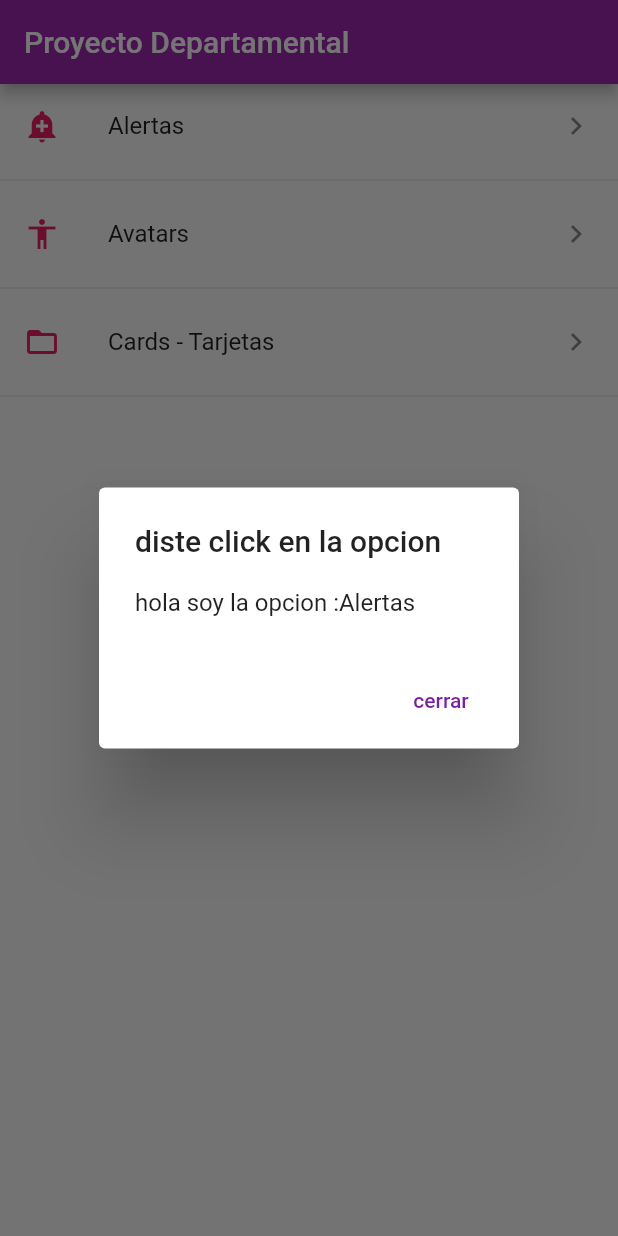
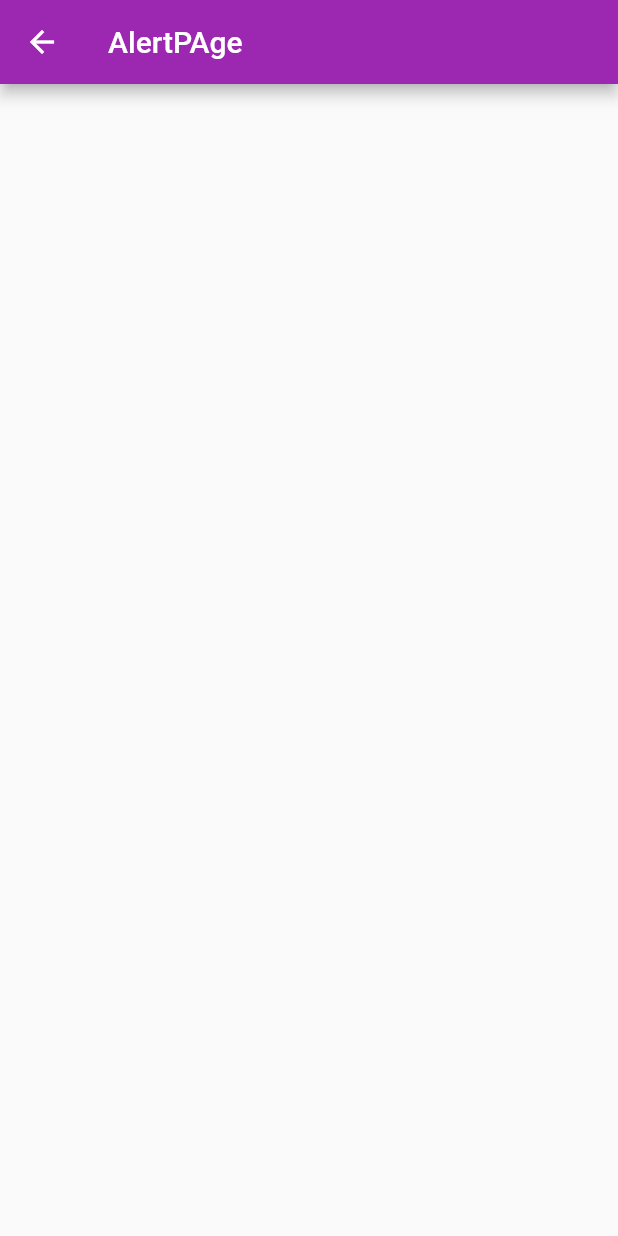
Before and after one commit to jenniferjimenez14/Aplicaciones-Moviles, a Flutter app: the screen it shows after launch, after a tap on "Alertas", on a phone screen of 412 x 824 dp. Run offline on Flutter 3.47's test engine with Material 2 defaults, Android fonts, the phone set to English and light mode, and no system bars; missing offline and left inert: dart:html.

Commit message:
Jennifer Elissete Jimenez Vera

```diff
--- /dev/null
+++ b/lib/alert_page.dart
@@ -0,0 +1,14 @@
+import 'dart:html';
+
+import 'package:flutter/material.dart';
+
+class AlertPage extends StatelessWidget {
+  @override
+  Widget build(BuildContext context) {
+    return Scaffold(
+      appBar: AppBar(
+        title: Text('AlertPAge'),
+      ),
+    );
+  }
+}
--- /dev/null
+++ b/lib/avatar_page.dart
@@ -0,0 +1,10 @@
+import 'package:flutter/material.dart';
+
+class AvatarPage extends StatelessWidget {
+  @override
+  Widget build(BuildContext context) {
+    return Scaffold(
+      appBar: AppBar(title: Text('AvatarPage')),
+    );
+  }
+}
--- /dev/null
+++ b/lib/cards_page.dart
@@ -0,0 +1,12 @@
+import 'dart:html';
+
+import 'package:flutter/material.dart';
+
+class CardsPage extends StatelessWidget {
+  @override
+  Widget build(BuildContext context) {
+    return Scaffold(
+      appBar: AppBar(title: Text('Cardspage')),
+    );
+  }
+}
--- a/lib/icono_string_util.dart
+++ b/lib/icono_string_util.dart
@@ -7,5 +7,5 @@ final _icons = <String, IconData>{
 };
 
 Icon getIcon(String nombreIcono) {
-  return Icon(_icons[nombreIcono], color: Colors.pink);
+  return Icon(_icons[nombreIcono], color: Colors.purple);
 }
--- a/lib/main.dart
+++ b/lib/main.dart
@@ -1,6 +1,9 @@
 import 'package:flutter/material.dart';
 import 'package:proyecto_aplicaciones_moviles/icono_string_util.dart';
 import 'package:proyecto_aplicaciones_moviles/provider_menu.dart';
+import 'package:proyecto_aplicaciones_moviles/alert_page.dart';
+import 'package:proyecto_aplicaciones_moviles/avatar_page.dart';
+import 'package:proyecto_aplicaciones_moviles/cards_page.dart';
 
 void main() => runApp(MyApp());
 
@@ -23,7 +26,7 @@ class MyHomePage extends StatelessWidget {
   Widget build(BuildContext context) {
     return Scaffold(
       appBar: AppBar(
-        title: Text("Proyecto Departamental"),
+        title: Text("Proyecto"),
       ),
       body: _lista(context),
     );
@@ -48,37 +51,26 @@ class MyHomePage extends StatelessWidget {
         leading: getIcon(opt['icon']),
         trailing: Icon(Icons.keyboard_arrow_right_outlined),
         onTap: () {
-          showDialog(
-            context: context,
-            builder: (BuildContext context) =>
-                _buildPopUpDialog(context, opt['texto']),
-          );
+          //showDialog(
+          //context: context,
+          //builder: (BuildContext context) =>
+          //  _buildPopUpDialog(context, opt['texto']),
+          if (opt['ruta'] == 'alert') {
+            final route = MaterialPageRoute(builder: (context) => AlertPage());
+            Navigator.push(context, route);
+          } else if (opt['ruta'] == 'avatar') {
+            final route = MaterialPageRoute(builder: (context) => AvatarPage());
+            Navigator.push(context, route);
+          } else if (opt['ruta'] == 'card') {
+            final route = MaterialPageRoute(builder: (context) => CardsPage());
+            Navigator.push(context, route);
+          } else {
+            // _buildPopUpDialog(context, opt['texto']),
+          }
         },
       );
       opciones..add(widgetTemp)..add(Divider());
     });
     return opciones;
   }
-
-  Widget _buildPopUpDialog(BuildContext context, String opt) {
-    return new AlertDialog(
-      title: const Text('diste click en la opcion '),
-      content: new Column(
-        mainAxisSize: MainAxisSize.min,
-        crossAxisAlignment: CrossAxisAlignment.start,
-        children: <Widget>[
-          Text('hola soy la opcion :' + opt),
-        ],
-      ),
-      actions: <Widget>[
-        new FlatButton(
-          onPressed: () {
-            Navigator.of(context).pop();
-          },
-          textColor: Theme.of(context).primaryColorDark,
-          child: const Text('cerrar'),
-        ),
-      ],
-    );
-  }
 }
```
Also changed, not shown: 1 other file.
